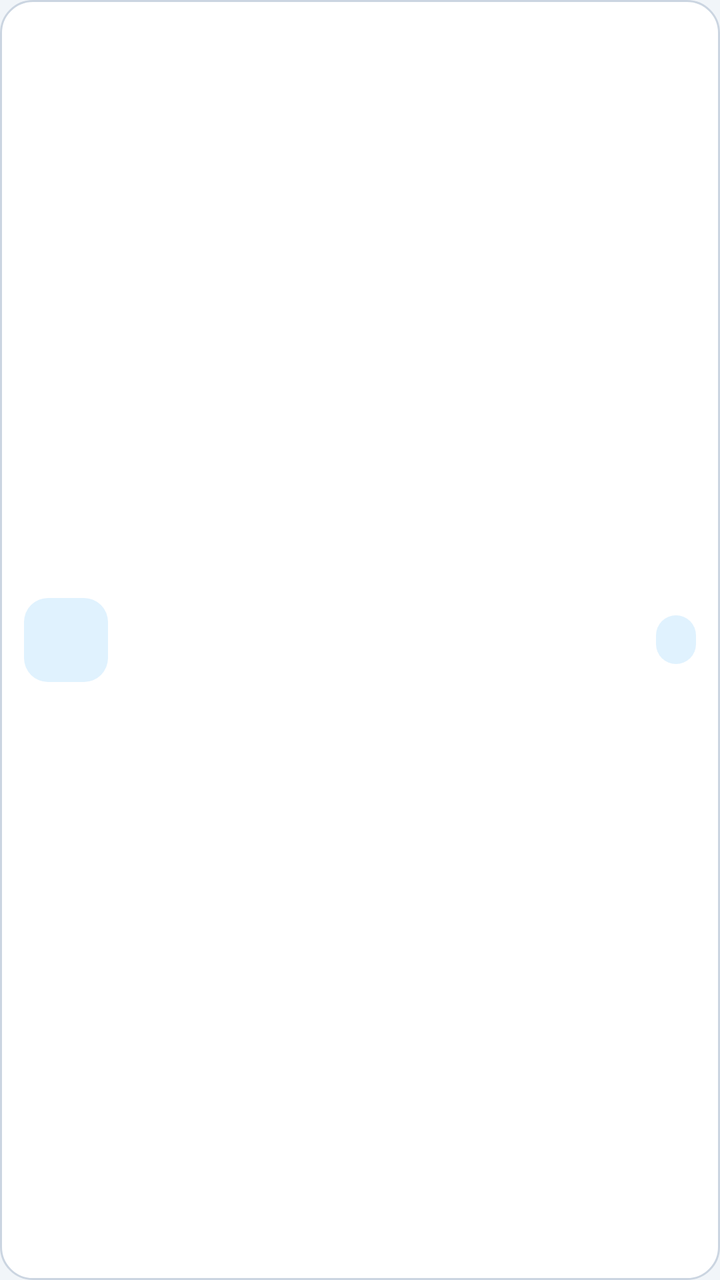
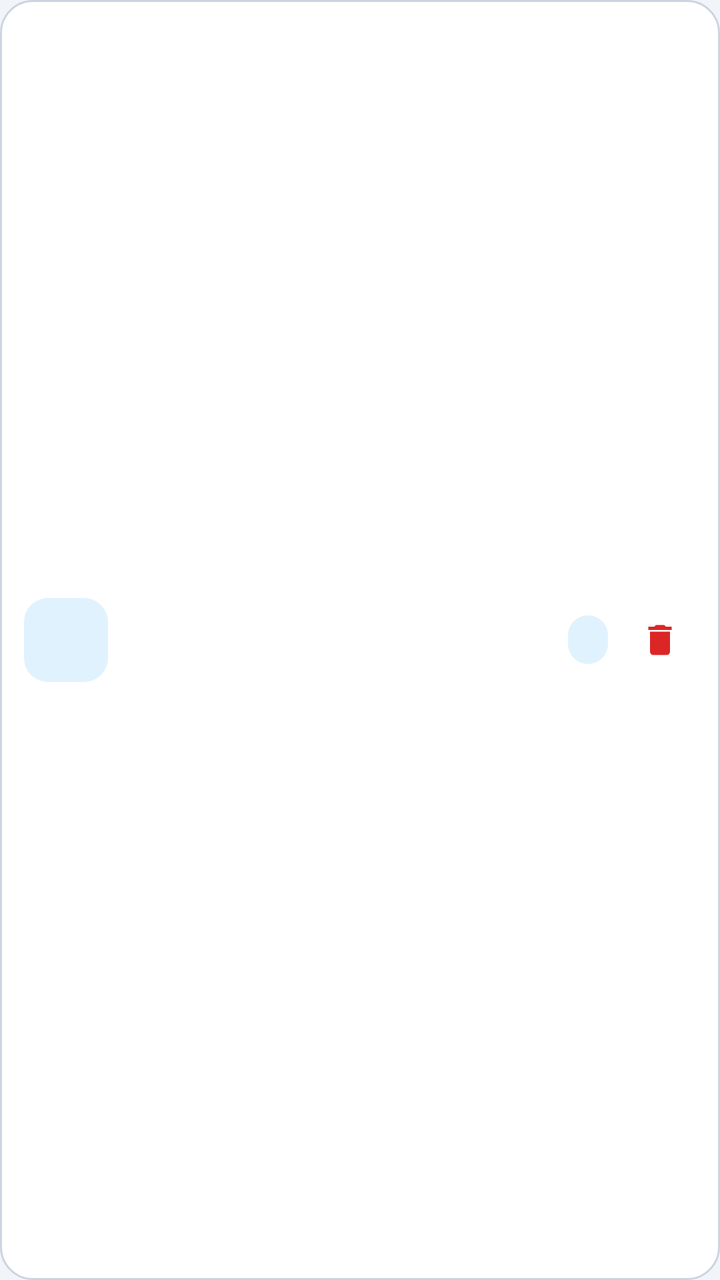

Screens rendered from an Android XML layout before and after an edit, with the pre-edit source and the edit as a unified diff.
<!-- AndroidManifest.xml: application theme AppTheme -->
<!-- res/layout/item_sintoma.xml -->
<?xml version="1.0" encoding="utf-8"?>
<LinearLayout xmlns:android="http://schemas.android.com/apk/res/android"
    android:layout_width="match_parent"
    android:layout_height="wrap_content"
    android:layout_marginBottom="8dp"
    android:background="@drawable/bg_card"
    android:gravity="center_vertical"
    android:orientation="horizontal"
    android:padding="12dp">

    <TextView
        android:id="@+id/txtEmojiSintoma"
        android:layout_width="42dp"
        android:layout_height="42dp"
        android:background="@drawable/bg_badge"
        android:gravity="center"
        android:textColor="@color/text_primary"
        android:textSize="20sp" />

    <TextView
        android:id="@+id/txtNombreSintoma"
        android:layout_width="0dp"
        android:layout_height="wrap_content"
        android:layout_marginStart="12dp"
        android:layout_marginEnd="12dp"
        android:layout_weight="1"
        android:textColor="@color/text_primary"
        android:textSize="15sp"
        android:textStyle="bold" />

    <TextView
        android:id="@+id/txtNumeroSintoma"
        android:layout_width="wrap_content"
        android:layout_height="wrap_content"
        android:background="@drawable/bg_badge"
        android:paddingStart="10dp"
        android:paddingTop="4dp"
        android:paddingEnd="10dp"
        android:paddingBottom="4dp"
        android:textColor="@color/badge_text"
        android:textSize="12sp"
        android:textStyle="bold" />
</LinearLayout>
<!-- resources referenced by this layout -->
<resources>
  <color name="badge_text">#0369A1</color>
  <color name="text_primary">#0F172A</color>
  <!-- drawable bg_badge (drawable) -->
  <?xml version="1.0" encoding="utf-8"?>
  <shape xmlns:android="http://schemas.android.com/apk/res/android"
      android:shape="rectangle">
      <solid android:color="@color/badge_bg" />
      <corners android:radius="12dp" />
  </shape>
  <!-- drawable bg_card (drawable) -->
  <?xml version="1.0" encoding="utf-8"?>
  <shape xmlns:android="http://schemas.android.com/apk/res/android"
      android:shape="rectangle">
      <solid android:color="@color/card_bg" />
      <corners android:radius="16dp" />
      <stroke
          android:width="1dp"
          android:color="@color/card_border" />
  </shape>
  <style name="AppTheme" parent="@android:style/Theme.Material.Light.DarkActionBar">
  		<item name="android:colorPrimary">@color/colorPrimary</item>
  		<item name="android:colorPrimaryDark">@color/colorPrimaryDark</item>
  		<item name="android:colorAccent">@color/colorAccent</item>
  		<item name="android:windowBackground">@color/bg_app</item>
  	</style>
  <color name="badge_bg">#E0F2FE</color>
  <color name="card_bg">#FFFFFF</color>
  <color name="card_border">#CBD5E1</color>
  <color name="colorPrimary">#0F2537</color>
  <color name="colorPrimaryDark">#091825</color>
  <color name="colorAccent">#00A86B</color>
  <color name="bg_app">#F1F5F9</color>
</resources>

<!-- the commit's change to res/layout/item_sintoma.xml (unified diff, before → after) -->
@@ -40,4 +40,14 @@
         android:textColor="@color/badge_text"
         android:textSize="12sp"
         android:textStyle="bold" />
+
+    <ImageView
+        android:id="@+id/imgEliminarSintoma"
+        android:layout_width="36dp"
+        android:layout_height="36dp"
+        android:layout_marginStart="8dp"
+        android:background="?android:attr/selectableItemBackgroundBorderless"
+        android:contentDescription="Eliminar síntoma"
+        android:padding="8dp"
+        android:src="@drawable/ic_trash" />
 </LinearLayout>
<!-- resource entries referenced after the edit -->
@@ -19,6 +19,17 @@
           android:width="1dp"
           android:color="@color/card_border" />
   </shape>
+  <!-- drawable ic_trash (drawable) -->
+  <?xml version="1.0" encoding="utf-8"?>
+  <vector xmlns:android="http://schemas.android.com/apk/res/android"
+      android:width="24dp"
+      android:height="24dp"
+      android:viewportWidth="24"
+      android:viewportHeight="24">
+      <path
+          android:fillColor="#DC2626"
+          android:pathData="M19,4H15.5L14.5,3H9.5L8.5,4H5V6H19M6,19A2,2 0 0,0 8,21H16A2,2 0 0,0 18,19V7H6V19Z" />
+  </vector>
   <style name="AppTheme" parent="@android:style/Theme.Material.Light.DarkActionBar">
   		<item name="android:colorPrimary">@color/colorPrimary</item>
   		<item name="android:colorPrimaryDark">@color/colorPrimaryDark</item>
